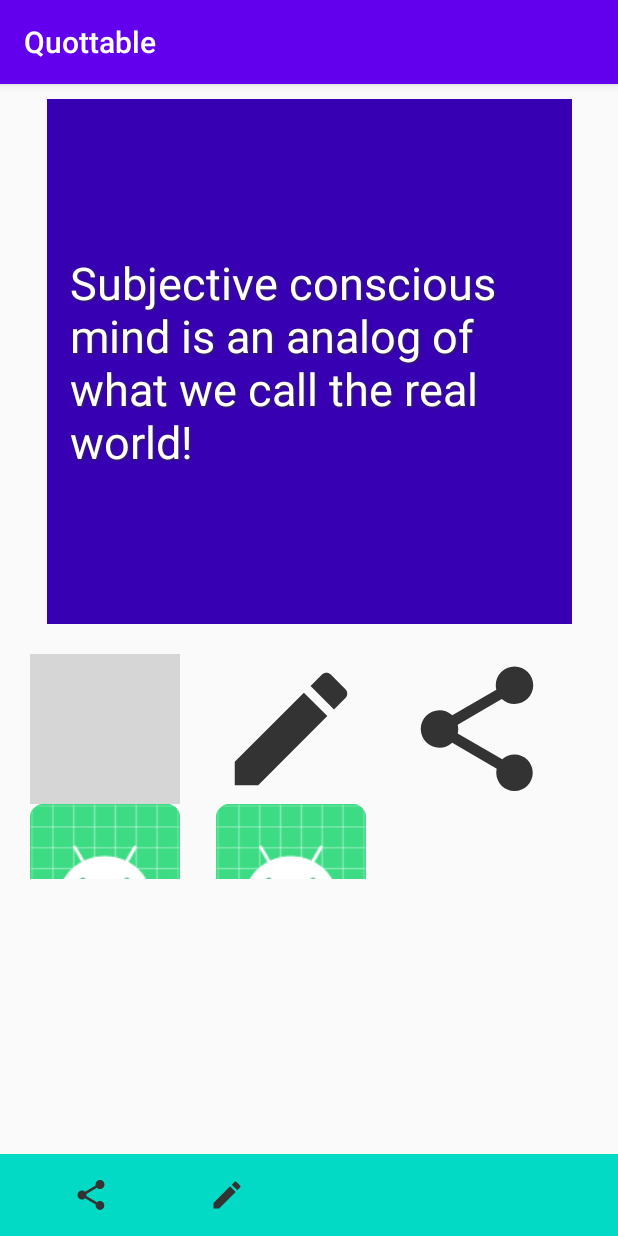
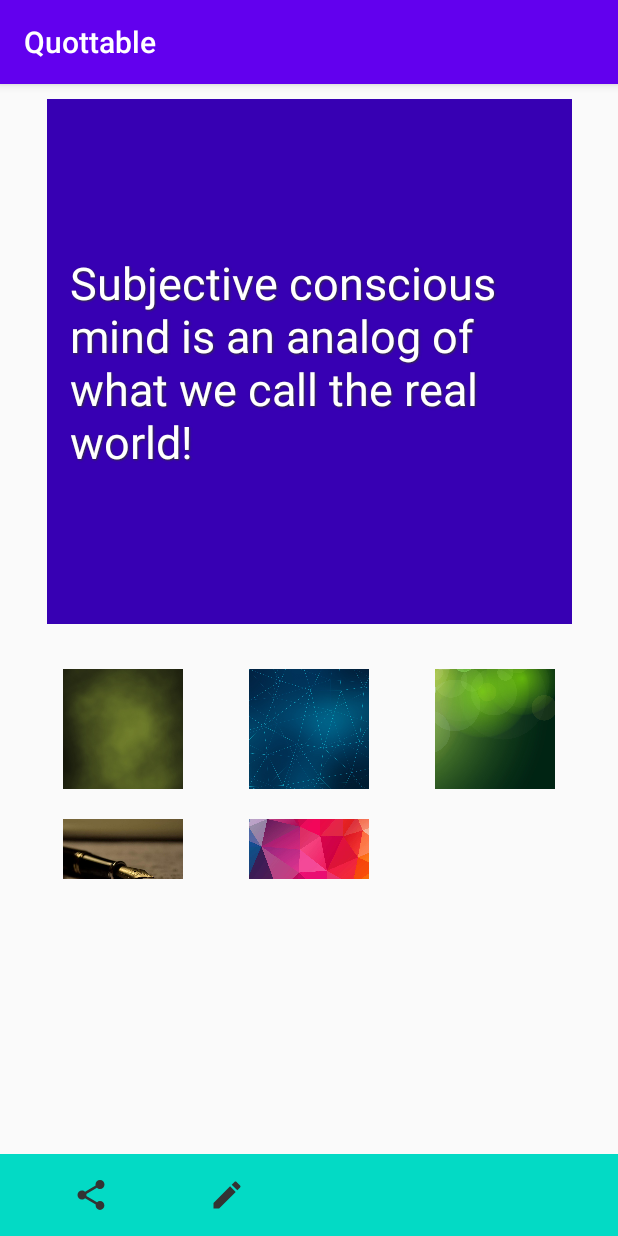
Before and after one commit to jessejohnson/quottable, an Android app: the screen it shows after launch (MainActivity), on a phone screen of 412 x 824 dp. Run offline under Robolectric (Android 15) with nearby library versions, the phone set to English and light mode, and no system bars; grey boxes are pictures that could not be loaded.

Commit message:
Add gallery images

```diff
--- a/app/src/main/java/com/jessejojojohnson/quottable/MainActivity.kt
+++ b/app/src/main/java/com/jessejojojohnson/quottable/MainActivity.kt
@@ -5,6 +5,7 @@ import android.graphics.Bitmap
 import android.net.Uri
 import android.os.Bundle
 import android.view.View
+import android.widget.AdapterView
 import android.widget.SimpleAdapter
 import android.widget.Toast
 import androidx.appcompat.app.AppCompatActivity
@@ -44,23 +45,29 @@ class MainActivity : AppCompatActivity() {
         })
 
         val galleryIds: IntArray = intArrayOf(
-            R.drawable.ic_done_black,
-            R.drawable.ic_edit_black,
-            R.drawable.ic_share_black,
-            R.mipmap.ic_launcher,
-            R.mipmap.ic_launcher_round)
+            R.drawable.gal_nebulous,
+            R.drawable.gal_polygons,
+            R.drawable.gal_greens,
+            R.drawable.gal_pen,
+            R.drawable.gal_triangles)
         val from: Array<String> = arrayOf("image")
         val to: IntArray = intArrayOf(R.id.imageView)
         val galleryData = ArrayList<MutableMap<String, Int>>()
 
         galleryIds.forEach {
             val map = HashMap<String, Int>()
-            map.put("image", it)
+            map["image"] = it
             galleryData.add(map)
         }
         val galleryAdapter = SimpleAdapter(this,
             galleryData, R.layout.gallery_item, from, to)
         lvGallery.adapter = galleryAdapter
+        lvGallery.onItemClickListener = object: AdapterView.OnItemClickListener{
+            override fun onItemClick(parent: AdapterView<*>?, view: View?,
+                                     position: Int, id: Long){
+                ivBackground.setImageResource(galleryIds[position])
+            }
+        }
     }
 
     private fun saveImage(image: Bitmap): Uri?{
--- a/app/src/main/res/layout/activity_main.xml
+++ b/app/src/main/res/layout/activity_main.xml
@@ -21,6 +21,8 @@
             android:layout_width="match_parent"
             android:layout_height="match_parent"
             android:src="@color/colorPrimaryDark"
+            android:adjustViewBounds="true"
+            android:scaleType="centerCrop"
             app:layout_constraintTop_toTopOf="parent"
             app:layout_constraintBottom_toBottomOf="parent"
             app:layout_constraintEnd_toEndOf="parent"
@@ -56,7 +58,7 @@
         android:layout_margin="@dimen/marginLarge"
         android:numColumns="3"
         android:scrollbars="none"
-        android:orientation="horizontal"
+        android:gravity="center"
         app:layout_constraintTop_toBottomOf="@id/clImageQuote"
         app:layout_constraintEnd_toEndOf="parent"
         app:layout_constraintStart_toStartOf="parent"/>
--- a/app/src/main/res/layout/gallery_item.xml
+++ b/app/src/main/res/layout/gallery_item.xml
@@ -7,5 +7,7 @@
         android:id="@+id/imageView"
         android:layout_width="match_parent"
         android:layout_height="match_parent"
-        android:scaleType="centerCrop"/>
+        android:scaleType="centerCrop"
+        android:adjustViewBounds="true"
+        android:layout_margin="@dimen/marginSmall"/>
 </androidx.constraintlayout.widget.ConstraintLayout>
```
Also changed, not shown: app/src/main/res/drawable/gal_greens.jpg (added), app/src/main/res/drawable/gal_pen.jpg (added), app/src/main/res/drawable/gal_script.jpg (added), app/src/main/res/drawable/gal_triangles.jpg (added).
